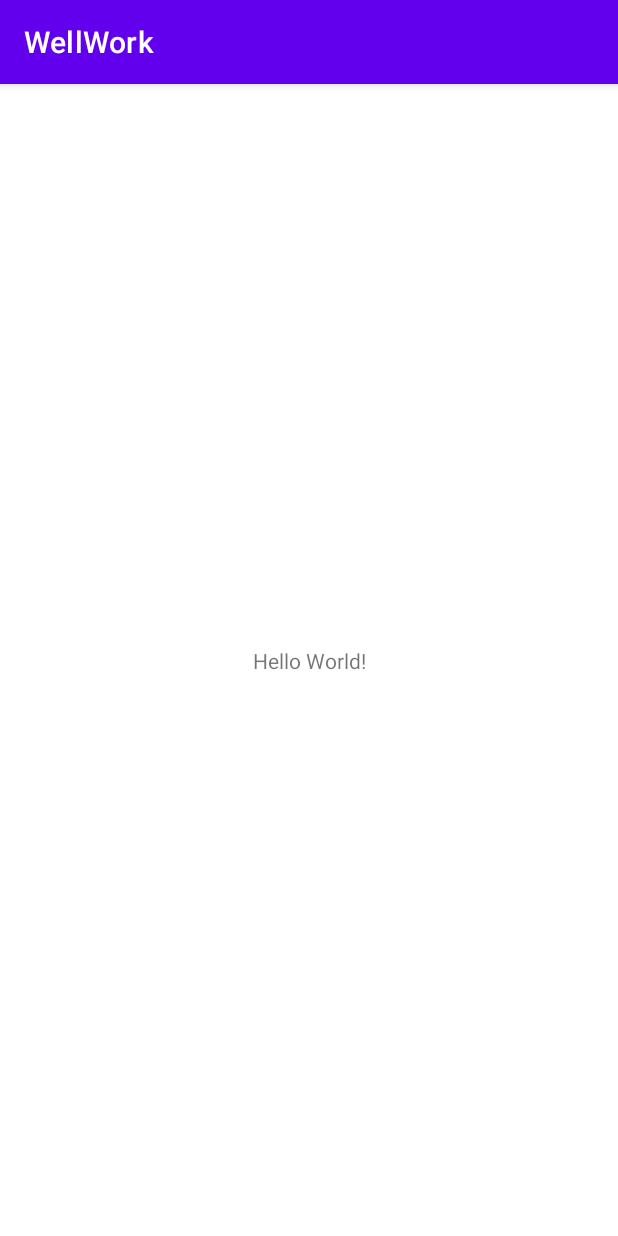
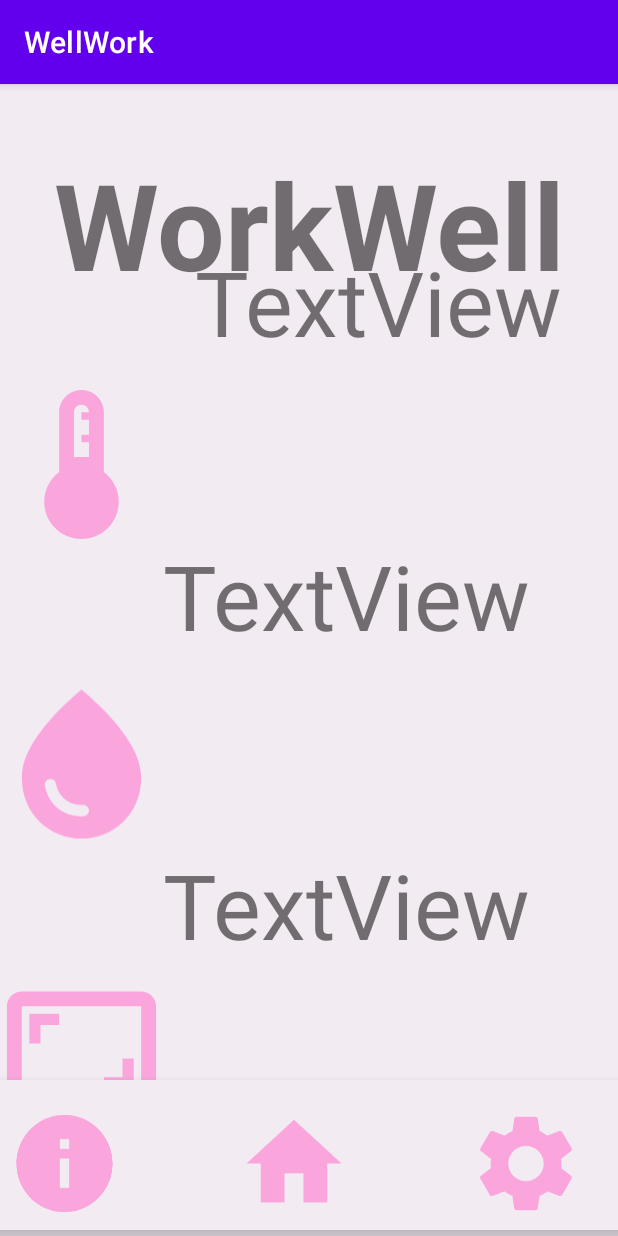
Before and after one commit to chloielam/wellwork, an Android app: the screen it shows after launch (MainActivity), on a phone screen of 412 x 824 dp. Run offline under Robolectric (Android 15) with nearby library versions, the phone set to English and light mode, and no system bars; libraries missing offline, so code that uses them is left out: org.eclipse.paho; 8 statements that could not run were skipped.

Commit message:
Draft UI.

```diff
--- a/app/build.gradle
+++ b/app/build.gradle
@@ -33,6 +33,7 @@ dependencies {
     implementation 'androidx.appcompat:appcompat:1.5.1'
     implementation 'com.google.android.material:material:1.7.0'
     implementation 'androidx.constraintlayout:constraintlayout:2.1.4'
+    implementation 'androidx.gridlayout:gridlayout:1.0.0'
     testImplementation 'junit:junit:4.13.2'
     androidTestImplementation 'androidx.test.ext:junit:1.1.5'
     androidTestImplementation 'androidx.test.espresso:espresso-core:3.5.1'
--- /dev/null
+++ b/app/src/main/res/drawable/ic_baseline_device_thermostat_24.xml
@@ -0,0 +1,5 @@
+<vector android:height="24dp" android:tint="#FAA6DD"
+    android:viewportHeight="24" android:viewportWidth="24"
+    android:width="24dp" xmlns:android="http://schemas.android.com/apk/res/android">
+    <path android:fillColor="@android:color/white" android:pathData="M15,13L15,5c0,-1.66 -1.34,-3 -3,-3S9,3.34 9,5v8c-1.21,0.91 -2,2.37 -2,4 0,2.76 2.24,5 5,5s5,-2.24 5,-5c0,-1.63 -0.79,-3.09 -2,-4zM11,5c0,-0.55 0.45,-1 1,-1s1,0.45 1,1h-1v1h1v2h-1v1h1v2h-2L11,5z"/>
+</vector>
--- /dev/null
+++ b/app/src/main/res/drawable/ic_baseline_home_24.xml
@@ -0,0 +1,5 @@
+<vector android:height="24dp" android:tint="#FAA6DD"
+    android:viewportHeight="24" android:viewportWidth="24"
+    android:width="24dp" xmlns:android="http://schemas.android.com/apk/res/android">
+    <path android:fillColor="@android:color/white" android:pathData="M10,20v-6h4v6h5v-8h3L12,3 2,12h3v8z"/>
+</vector>
--- /dev/null
+++ b/app/src/main/res/drawable/ic_baseline_info_24.xml
@@ -0,0 +1,5 @@
+<vector android:height="24dp" android:tint="#FAA6DD"
+    android:viewportHeight="24" android:viewportWidth="24"
+    android:width="24dp" xmlns:android="http://schemas.android.com/apk/res/android">
+    <path android:fillColor="@android:color/white" android:pathData="M12,2C6.48,2 2,6.48 2,12s4.48,10 10,10 10,-4.48 10,-10S17.52,2 12,2zM13,17h-2v-6h2v6zM13,9h-2L11,7h2v2z"/>
+</vector>
--- /dev/null
+++ b/app/src/main/res/drawable/ic_baseline_screenshot_monitor_24.xml
@@ -0,0 +1,7 @@
+<vector android:height="24dp" android:tint="#FAA6DD"
+    android:viewportHeight="24" android:viewportWidth="24"
+    android:width="24dp" xmlns:android="http://schemas.android.com/apk/res/android">
+    <path android:fillColor="@android:color/white" android:pathData="M20,3H4C2.89,3 2,3.89 2,5v12c0,1.1 0.89,2 2,2h4v2h8v-2h4c1.1,0 2,-0.9 2,-2V5C22,3.89 21.1,3 20,3zM20,17H4V5h16V17z"/>
+    <path android:fillColor="@android:color/white" android:pathData="M6.5,7.5l2.5,0l0,-1.5l-4,0l0,4l1.5,0z"/>
+    <path android:fillColor="@android:color/white" android:pathData="M19,12l-1.5,0l0,2.5l-2.5,0l0,1.5l4,0z"/>
+</vector>
--- /dev/null
+++ b/app/src/main/res/drawable/ic_baseline_settings_24.xml
@@ -0,0 +1,5 @@
+<vector android:height="24dp" android:tint="#FAA6DD"
+    android:viewportHeight="24" android:viewportWidth="24"
+    android:width="24dp" xmlns:android="http://schemas.android.com/apk/res/android">
+    <path android:fillColor="@android:color/white" android:pathData="M19.14,12.94c0.04,-0.3 0.06,-0.61 0.06,-0.94c0,-0.32 -0.02,-0.64 -0.07,-0.94l2.03,-1.58c0.18,-0.14 0.23,-0.41 0.12,-0.61l-1.92,-3.32c-0.12,-0.22 -0.37,-0.29 -0.59,-0.22l-2.39,0.96c-0.5,-0.38 -1.03,-0.7 -1.62,-0.94L14.4,2.81c-0.04,-0.24 -0.24,-0.41 -0.48,-0.41h-3.84c-0.24,0 -0.43,0.17 -0.47,0.41L9.25,5.35C8.66,5.59 8.12,5.92 7.63,6.29L5.24,5.33c-0.22,-0.08 -0.47,0 -0.59,0.22L2.74,8.87C2.62,9.08 2.66,9.34 2.86,9.48l2.03,1.58C4.84,11.36 4.8,11.69 4.8,12s0.02,0.64 0.07,0.94l-2.03,1.58c-0.18,0.14 -0.23,0.41 -0.12,0.61l1.92,3.32c0.12,0.22 0.37,0.29 0.59,0.22l2.39,-0.96c0.5,0.38 1.03,0.7 1.62,0.94l0.36,2.54c0.05,0.24 0.24,0.41 0.48,0.41h3.84c0.24,0 0.44,-0.17 0.47,-0.41l0.36,-2.54c0.59,-0.24 1.13,-0.56 1.62,-0.94l2.39,0.96c0.22,0.08 0.47,0 0.59,-0.22l1.92,-3.32c0.12,-0.22 0.07,-0.47 -0.12,-0.61L19.14,12.94zM12,15.6c-1.98,0 -3.6,-1.62 -3.6,-3.6s1.62,-3.6 3.6,-3.6s3.6,1.62 3.6,3.6S13.98,15.6 12,15.6z"/>
+</vector>
--- /dev/null
+++ b/app/src/main/res/drawable/ic_baseline_water_drop_24.xml
@@ -0,0 +1,5 @@
+<vector android:height="24dp" android:tint="#FAA6DD"
+    android:viewportHeight="24" android:viewportWidth="24"
+    android:width="24dp" xmlns:android="http://schemas.android.com/apk/res/android">
+    <path android:fillColor="@android:color/white" android:pathData="M12,2c-5.33,4.55 -8,8.48 -8,11.8c0,4.98 3.8,8.2 8,8.2s8,-3.22 8,-8.2C20,10.48 17.33,6.55 12,2zM7.83,14c0.37,0 0.67,0.26 0.74,0.62c0.41,2.22 2.28,2.98 3.64,2.87c0.43,-0.02 0.79,0.32 0.79,0.75c0,0.4 -0.32,0.73 -0.72,0.75c-2.13,0.13 -4.62,-1.09 -5.19,-4.12C7.01,14.42 7.37,14 7.83,14z"/>
+</vector>
--- a/app/src/main/res/layout/activity_main.xml
+++ b/app/src/main/res/layout/activity_main.xml
@@ -4,15 +4,139 @@
     xmlns:tools="http://schemas.android.com/tools"
     android:layout_width="match_parent"
     android:layout_height="match_parent"
+    android:background="#F3EBF2"
     tools:context=".view.MainActivity">
 
     <TextView
-        android:layout_width="wrap_content"
-        android:layout_height="wrap_content"
-        android:text="Hello World!"
+        android:id="@+id/textView"
+        android:layout_width="369dp"
+        android:layout_height="102dp"
+        android:text="@string/workwell"
+        android:textAlignment="center"
+        android:textSize="80sp"
+        android:textStyle="bold"
         app:layout_constraintBottom_toBottomOf="parent"
         app:layout_constraintEnd_toEndOf="parent"
         app:layout_constraintStart_toStartOf="parent"
-        app:layout_constraintTop_toTopOf="parent" />
+        app:layout_constraintTop_toTopOf="parent"
+        app:layout_constraintVertical_bias="0.06" />
+
+    <LinearLayout
+        android:layout_width="119dp"
+        android:layout_height="594dp"
+        android:layout_marginTop="4dp"
+        android:orientation="vertical"
+        app:layout_constraintBottom_toBottomOf="parent"
+        app:layout_constraintEnd_toStartOf="@+id/linearLayout"
+        app:layout_constraintHorizontal_bias="0.613"
+        app:layout_constraintStart_toStartOf="parent"
+        app:layout_constraintTop_toBottomOf="@+id/textView"
+        app:layout_constraintVertical_bias="0.313">
+
+        <ImageView
+            android:id="@+id/imageView3"
+            android:layout_width="match_parent"
+            android:layout_height="198dp"
+            app:srcCompat="@drawable/ic_baseline_device_thermostat_24" />
+
+        <ImageView
+            android:id="@+id/imageView4"
+            android:layout_width="match_parent"
+            android:layout_height="201dp"
+            app:srcCompat="@drawable/ic_baseline_water_drop_24" />
+
+        <ImageView
+            android:id="@+id/imageView5"
+            android:layout_width="match_parent"
+            android:layout_height="191dp"
+            app:srcCompat="@drawable/ic_baseline_screenshot_monitor_24" />
+    </LinearLayout>
+
+    <LinearLayout
+        android:id="@+id/linearLayout"
+        android:layout_width="287dp"
+        android:layout_height="596dp"
+        android:layout_marginTop="63dp"
+        android:layout_marginEnd="16dp"
+        android:layout_marginBottom="128dp"
+        android:orientation="vertical"
+        app:layout_constraintBottom_toBottomOf="parent"
+        app:layout_constraintEnd_toEndOf="parent"
+        app:layout_constraintTop_toBottomOf="@+id/textView"
+        app:layout_constraintVertical_bias="0.625">
+
+        <TextView
+            android:id="@+id/textView3"
+            android:layout_width="match_parent"
+            android:layout_height="196dp"
+            android:text="TextView"
+            android:textAlignment="center"
+            android:textSize="60sp" />
+
+        <TextView
+            android:id="@+id/textView4"
+            android:layout_width="match_parent"
+            android:layout_height="206dp"
+            android:text="TextView"
+            android:textSize="60sp" />
+
+        <TextView
+            android:id="@+id/textView5"
+            android:layout_width="match_parent"
+            android:layout_height="192dp"
+            android:text="TextView"
+            android:textSize="60sp" />
+    </LinearLayout>
+
+    <com.google.android.material.bottomnavigation.BottomNavigationView
+        android:layout_width="470dp"
+        android:layout_height="100dp"
+        android:background="#F3EBF2"
+        app:layout_constraintBottom_toBottomOf="parent"
+        app:layout_constraintEnd_toEndOf="parent"
+        app:layout_constraintHorizontal_bias="0.6"
+        app:layout_constraintStart_toStartOf="parent"
+        app:layout_constraintTop_toTopOf="parent"
+        app:layout_constraintVertical_bias="0.994">
+
+        <LinearLayout
+            android:layout_width="match_parent"
+            android:layout_height="111dp"
+            android:orientation="horizontal">
+
+            <ImageButton
+                android:id="@+id/imageButton4"
+                android:layout_width="154dp"
+                android:layout_height="match_parent"
+                android:background="#00FFFFFF"
+                android:cropToPadding="false"
+                android:scaleType="fitXY"
+                android:scaleX="0.5"
+                android:scaleY="0.7"
+                app:srcCompat="@drawable/ic_baseline_info_24" />
+
+            <ImageButton
+                android:id="@+id/imageButton5"
+                android:layout_width="152dp"
+                android:layout_height="match_parent"
+                android:background="#00FFFFFF"
+                android:scaleType="fitXY"
+                android:scaleX="0.5"
+                android:scaleY="0.7"
+                app:srcCompat="@drawable/ic_baseline_home_24" />
+
+            <ImageButton
+                android:id="@+id/imageButton7"
+                android:layout_width="157dp"
+                android:layout_height="match_parent"
+                android:background="#00FFFFFF"
+                android:scaleType="fitXY"
+                android:scaleX="0.5"
+                android:scaleY="0.7"
+                app:srcCompat="@drawable/ic_baseline_settings_24" />
+
+        </LinearLayout>
+
+    </com.google.android.material.bottomnavigation.BottomNavigationView>
 
 </androidx.constraintlayout.widget.ConstraintLayout>
--- a/app/src/main/res/values/strings.xml
+++ b/app/src/main/res/values/strings.xml
@@ -1,3 +1,4 @@
 <resources>
     <string name="app_name">WellWork</string>
+    <string name="workwell">WorkWell</string>
 </resources>
```
Also changed, not shown: app/src/main/res/drawable-v24/home_button.png (added), app/src/main/res/drawable-v24/humidity.png (added), app/src/main/res/drawable-v24/information.png (added), app/src/main/res/drawable-v24/measuring_tape.png (added), app/src/main/res/drawable-v24/settings.png (added), app/src/main/res/drawable-v24/tape.png (added), app/src/main/res/drawable-v24/temperature.png (added).
